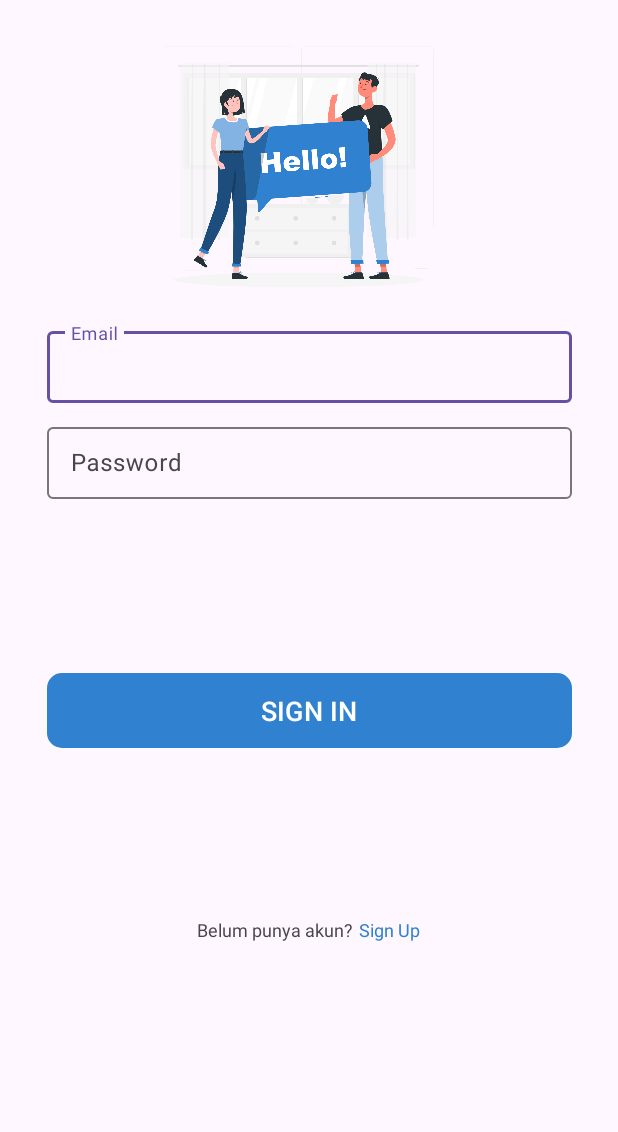
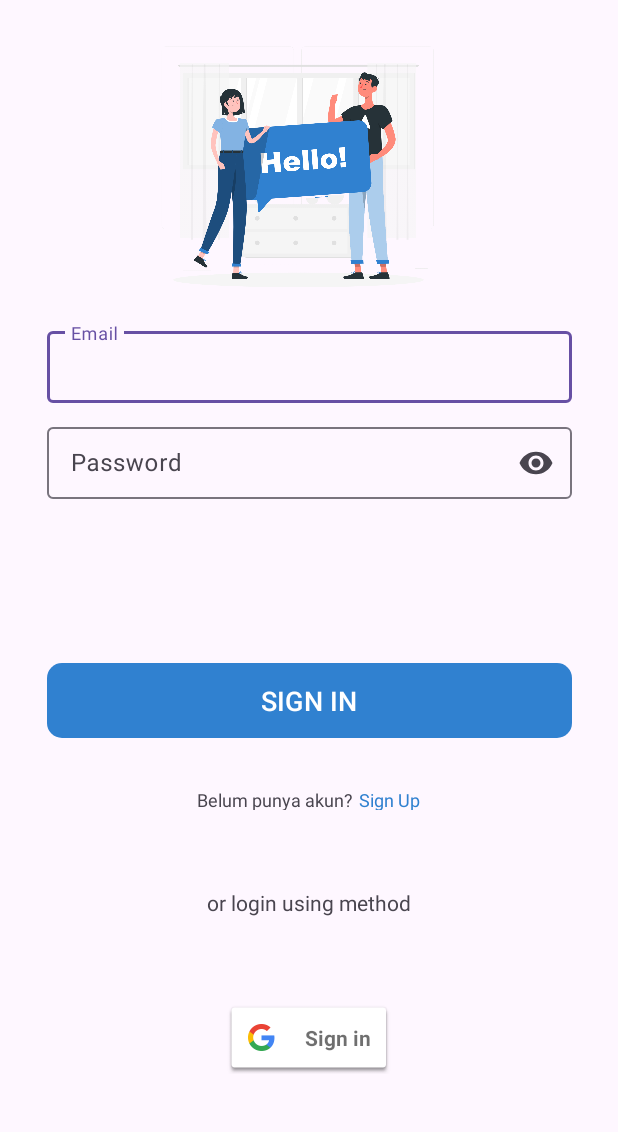
Before and after one commit to akmalfman/priority, an Android app: the screen it shows after launch (SignInActivity), on a phone screen of 412 x 824 dp, the part 72-1204 px from its top. Run offline under Robolectric (Android 15) with nearby library versions, the phone set to English and light mode, and no system bars; our stand-ins replace Firebase (no records; nobody signed in at launch, a user with empty details on screens opened directly); Roboto replaces fonts that are not available here.

Commit message:
update login

```diff
--- a/app/src/main/java/com/example/priority/view/login/SignInActivity.kt
+++ b/app/src/main/java/com/example/priority/view/login/SignInActivity.kt
@@ -4,6 +4,7 @@ import androidx.appcompat.app.AppCompatActivity
 import android.os.Bundle
 import com.example.priority.databinding.ActivitySignInBinding
 import android.content.Intent
+import android.text.InputType
 import android.util.Log
 import android.widget.Toast
 import com.example.priority.view.main.MainActivity
@@ -21,6 +22,22 @@ class SignInActivity : AppCompatActivity() {
 
         checkIfUserIsLoggedIn()
         initListeners()
+        setupPasswordVisibilityToggle()
+
+    }
+
+    private fun setupPasswordVisibilityToggle() {
+        var isPasswordVisible = false
+
+        binding.etPassword.setEndIconOnClickListener {
+            isPasswordVisible = !isPasswordVisible
+            binding.tvPassText.inputType = if (isPasswordVisible) {
+                InputType.TYPE_CLASS_TEXT or InputType.TYPE_TEXT_VARIATION_VISIBLE_PASSWORD
+            } else {
+                InputType.TYPE_CLASS_TEXT or InputType.TYPE_TEXT_VARIATION_PASSWORD
+            }
+            binding.tvPassText.setSelection(binding.tvPassText.text?.length ?: 0)
+        }
     }
 
     private fun checkIfUserIsLoggedIn() {
--- a/app/src/main/res/layout/activity_sign_in.xml
+++ b/app/src/main/res/layout/activity_sign_in.xml
@@ -22,7 +22,7 @@
         tools:src="@drawable/logo_txt" />
 
     <ImageView
-        android:id="@+id/img_anim"
+        android:id="@+id/imgHallo"
         android:layout_width="215dp"
         android:layout_height="185dp"
         android:layout_marginTop="24dp"
@@ -46,7 +46,7 @@
         app:hintEnabled="true"
         app:layout_constraintEnd_toEndOf="parent"
         app:layout_constraintStart_toStartOf="parent"
-        app:layout_constraintTop_toBottomOf="@+id/img_anim">
+        app:layout_constraintTop_toBottomOf="@+id/imgHallo">
 
         <com.google.android.material.textfield.TextInputEditText
             android:layout_width="match_parent"
@@ -69,9 +69,11 @@
         android:layout_marginEnd="8dp"
         app:layout_constraintEnd_toEndOf="parent"
         app:layout_constraintStart_toStartOf="parent"
-        app:layout_constraintTop_toBottomOf="@+id/etEmail">
+        app:layout_constraintTop_toBottomOf="@+id/etEmail"
+        app:endIconMode="password_toggle">
 
         <com.google.android.material.textfield.TextInputEditText
+            android:id="@+id/tvPassText"
             android:layout_width="match_parent"
             android:layout_height="48dp"
             android:hint="@string/password_txt"
@@ -81,6 +83,7 @@
             android:paddingEnd="16dp"
             android:paddingBottom="8dp"
             android:password="true" />
+
     </com.google.android.material.textfield.TextInputLayout>
 
     <Button
@@ -99,16 +102,19 @@
         app:layout_constraintEnd_toEndOf="parent"
         app:layout_constraintHorizontal_bias="0.511"
         app:layout_constraintStart_toStartOf="parent"
-        app:layout_constraintTop_toBottomOf="@+id/etPassword" />
+        app:layout_constraintTop_toBottomOf="@+id/etPassword"
+        app:layout_constraintVertical_bias="0.8" />
 
     <LinearLayout
         android:id="@+id/linearLayout"
-        android:layout_width="match_parent"
-        android:layout_height="wrap_content"
-        android:layout_marginBottom="148dp"
+        android:layout_width="411dp"
+        android:layout_height="15dp"
+        android:layout_marginBottom="236dp"
         android:gravity="center"
         android:orientation="horizontal"
-        app:layout_constraintBottom_toBottomOf="parent">
+        app:layout_constraintBottom_toBottomOf="parent"
+        tools:ignore="MissingConstraints"
+        tools:layout_editor_absoluteX="0dp">
 
         <TextView
             android:id="@+id/textView"
@@ -127,4 +133,23 @@
             android:textSize="12sp" />
     </LinearLayout>
 
+    <TextView
+        android:id="@+id/tvUsingMethod"
+        android:layout_width="wrap_content"
+        android:layout_height="wrap_content"
+        android:layout_marginTop="52dp"
+        android:text="or login using method"
+        app:layout_constraintEnd_toEndOf="parent"
+        app:layout_constraintStart_toStartOf="parent"
+        app:layout_constraintTop_toBottomOf="@+id/linearLayout" />
+
+    <com.google.android.gms.common.SignInButton
+        android:id="@+id/signInButton"
+        android:layout_width="wrap_content"
+        android:layout_height="wrap_content"
+        android:layout_marginTop="56dp"
+        app:layout_constraintEnd_toEndOf="parent"
+        app:layout_constraintStart_toStartOf="parent"
+        app:layout_constraintTop_toBottomOf="@+id/tvUsingMethod" />
+
 </androidx.constraintlayout.widget.ConstraintLayout>
--- a/app/src/main/res/layout/activity_sign_up.xml
+++ b/app/src/main/res/layout/activity_sign_up.xml
@@ -101,7 +101,8 @@
         android:layout_marginEnd="8dp"
         app:layout_constraintEnd_toEndOf="parent"
         app:layout_constraintStart_toStartOf="parent"
-        app:layout_constraintTop_toBottomOf="@+id/etFullname">
+        app:layout_constraintTop_toBottomOf="@+id/etFullname"
+        app:endIconMode="password_toggle">
 
         <com.google.android.material.textfield.TextInputEditText
             android:layout_width="match_parent"
@@ -124,7 +125,8 @@
         android:layout_marginEnd="8dp"
         app:layout_constraintEnd_toEndOf="parent"
         app:layout_constraintStart_toStartOf="parent"
-        app:layout_constraintTop_toBottomOf="@+id/etPassword">
+        app:layout_constraintTop_toBottomOf="@+id/etPassword"
+        app:endIconMode="password_toggle">
 
         <com.google.android.material.textfield.TextInputEditText
             android:layout_width="match_parent"
```
Also changed, not shown: app/build.gradle.kts (+10 -0 lines), app/src/main/res/drawable/google.png (added).
